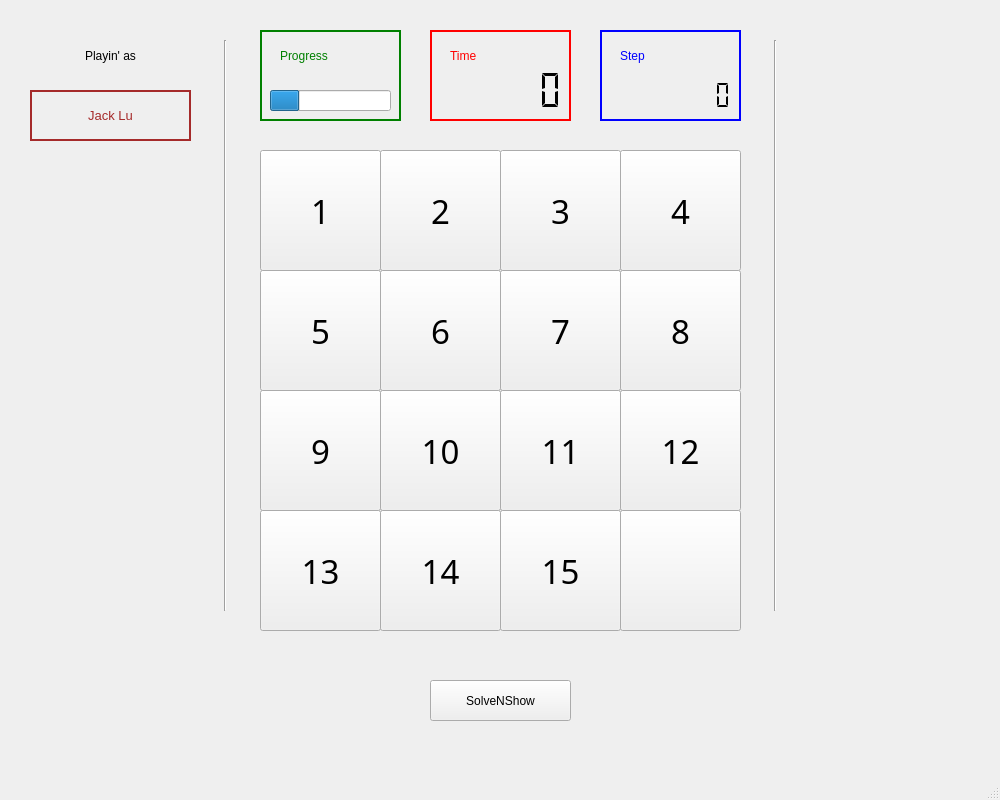
Old version of the form fifpuzzle.ui in the repository Jack200512/puzzle_qt.
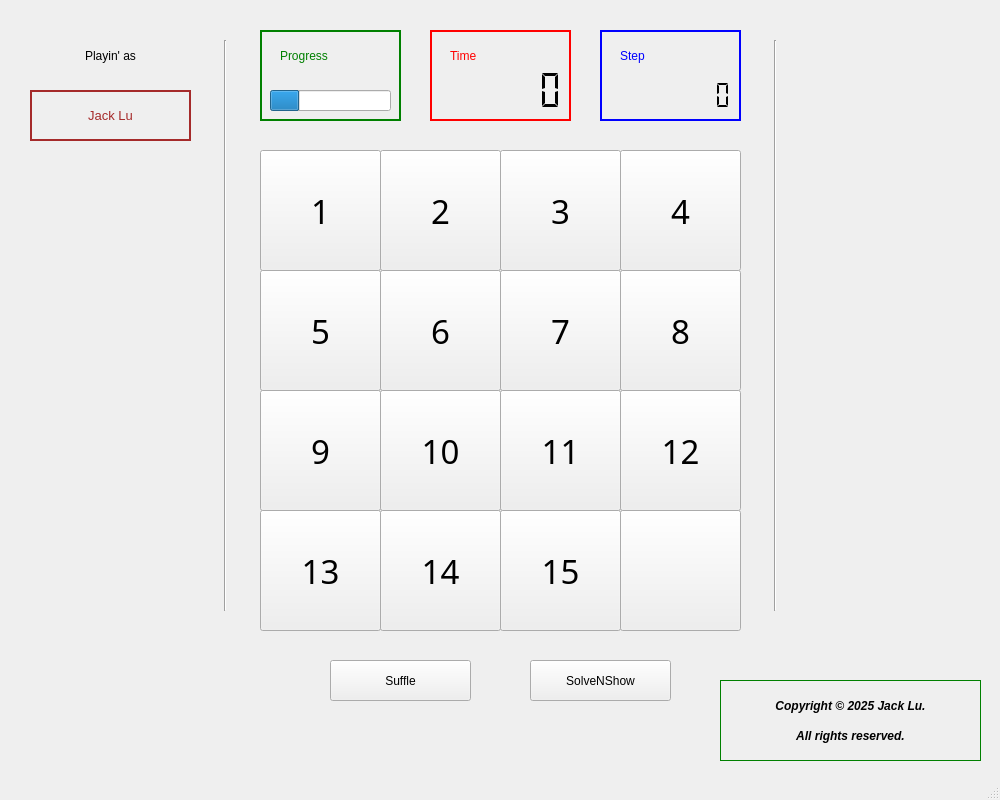
New version of the form.

Commit message: stable version with all the widget on top function well ,and can execute the right action even if in the middle of user's sliding

```diff
--- a/fifpuzzle.ui
+++ b/fifpuzzle.ui
@@ -13,6 +13,9 @@
   <property name="windowTitle">
    <string>fifpuzzle</string>
   </property>
+  <property name="styleSheet">
+   <string notr="true"/>
+  </property>
   <property name="tabShape">
    <enum>QTabWidget::Rounded</enum>
   </property>
@@ -652,8 +655,8 @@
    <widget class="QPushButton" name="solveandshow">
     <property name="geometry">
      <rect>
-      <x>430</x>
-      <y>680</y>
+      <x>530</x>
+      <y>660</y>
       <width>141</width>
       <height>41</height>
      </rect>
@@ -662,6 +665,86 @@
      <string>SolveNShow</string>
     </property>
    </widget>
+   <widget class="QPushButton" name="sufflebut">
+    <property name="geometry">
+     <rect>
+      <x>330</x>
+      <y>660</y>
+      <width>141</width>
+      <height>41</height>
+     </rect>
+    </property>
+    <property name="text">
+     <string>Suffle</string>
+    </property>
+   </widget>
+   <widget class="QLabel" name="label_7">
+    <property name="geometry">
+     <rect>
+      <x>720</x>
+      <y>680</y>
+      <width>261</width>
+      <height>51</height>
+     </rect>
+    </property>
+    <property name="font">
+     <font>
+      <pointsize>9</pointsize>
+      <weight>75</weight>
+      <italic>true</italic>
+      <bold>true</bold>
+     </font>
+    </property>
+    <property name="text">
+     <string>Copyright © 2025 Jack Lu.</string>
+    </property>
+    <property name="alignment">
+     <set>Qt::AlignCenter</set>
+    </property>
+   </widget>
+   <widget class="QLabel" name="label_8">
+    <property name="geometry">
+     <rect>
+      <x>720</x>
+      <y>720</y>
+      <width>261</width>
+      <height>31</height>
+     </rect>
+    </property>
+    <property name="font">
+     <font>
+      <pointsize>9</pointsize>
+      <weight>75</weight>
+      <italic>true</italic>
+      <bold>true</bold>
+     </font>
+    </property>
+    <property name="text">
+     <string>All rights reserved.</string>
+    </property>
+    <property name="alignment">
+     <set>Qt::AlignCenter</set>
+    </property>
+   </widget>
+   <widget class="QFrame" name="frame_5">
+    <property name="geometry">
+     <rect>
+      <x>720</x>
+      <y>680</y>
+      <width>261</width>
+      <height>81</height>
+     </rect>
+    </property>
+    <property name="styleSheet">
+     <string notr="true">color:green</string>
+    </property>
+    <property name="frameShape">
+     <enum>QFrame::Panel</enum>
+    </property>
+    <property name="frameShadow">
+     <enum>QFrame::Plain</enum>
+    </property>
+   </widget>
   </widget>
   <widget class="QMenuBar" name="menuBar">
    <property name="geometry">
```
Left out of the diff: 4 changed lines with no effect on the pictures. The commit also changes 9 other files.
